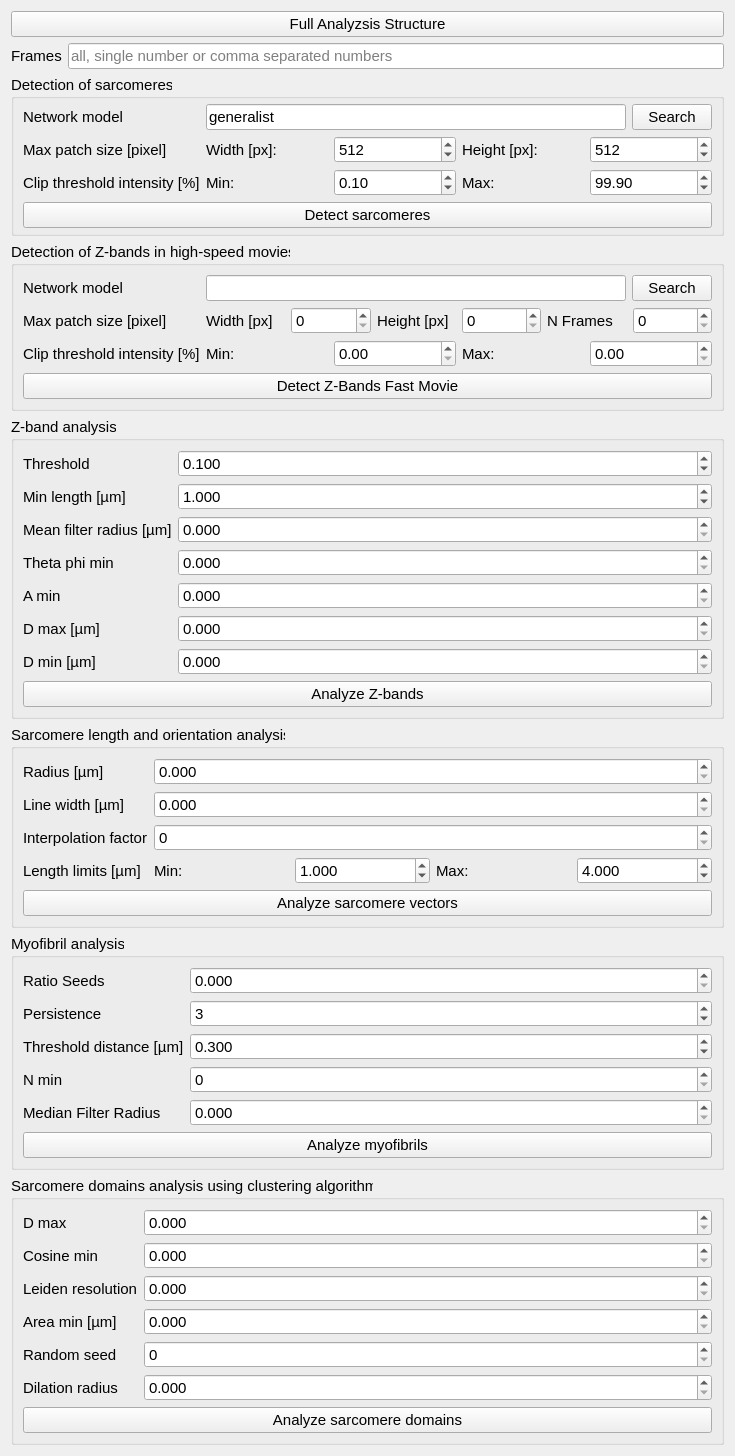
First picture: the form in sarcasm_app/ui-files/parameters_structure_analysis.ui, repository danihae/SarcAsM, before the edit.
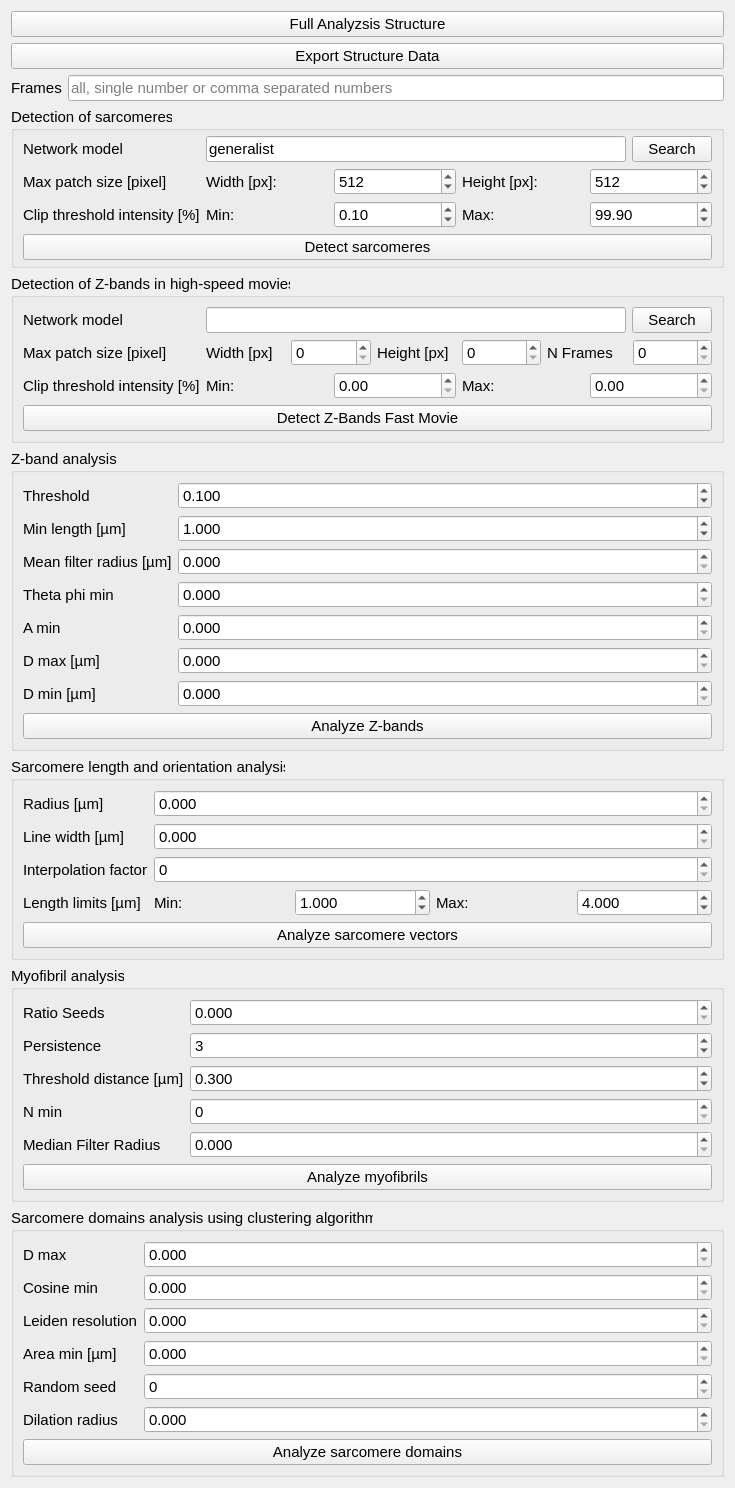
Second picture: the form after the edit.

Commit message: split export data: remove from file selection control add extra button to structure and motion

```diff
--- a/sarcasm_app/ui-files/parameters_structure_analysis.ui
+++ b/sarcasm_app/ui-files/parameters_structure_analysis.ui
@@ -7,7 +7,7 @@
     <x>0</x>
     <y>0</y>
     <width>735</width>
-    <height>1380</height>
+    <height>1382</height>
    </rect>
   </property>
   <property name="windowTitle">
@@ -29,7 +29,7 @@
      </property>
     </widget>
    </item>
-   <item row="1" column="0">
+   <item row="2" column="0">
     <widget class="QLabel" name="label_4">
      <property name="font">
       <font>
@@ -44,7 +44,7 @@
      </property>
     </widget>
    </item>
-   <item row="1" column="1">
+   <item row="2" column="1">
     <widget class="QLineEdit" name="le_general_frames">
      <property name="font">
       <font>
@@ -59,7 +59,7 @@
      </property>
     </widget>
    </item>
-   <item row="2" column="0" colspan="2">
+   <item row="3" column="0" colspan="2">
     <widget class="QGroupBox" name="groupBox">
      <property name="enabled">
       <bool>true</bool>
@@ -258,7 +258,7 @@
      </layout>
     </widget>
    </item>
-   <item row="4" column="0" colspan="2">
+   <item row="5" column="0" colspan="2">
     <widget class="QGroupBox" name="groupBox_2">
      <property name="font">
       <font>
@@ -458,7 +458,7 @@
      </layout>
     </widget>
    </item>
-   <item row="5" column="0" colspan="2">
+   <item row="6" column="0" colspan="2">
     <widget class="QGroupBox" name="groupBox_3">
      <property name="enabled">
       <bool>true</bool>
@@ -617,7 +617,7 @@
      </layout>
     </widget>
    </item>
-   <item row="6" column="0" colspan="2">
+   <item row="7" column="0" colspan="2">
     <widget class="QGroupBox" name="groupBox_5">
      <property name="font">
       <font>
@@ -756,7 +756,7 @@
      </layout>
     </widget>
    </item>
-   <item row="7" column="0" colspan="2">
+   <item row="8" column="0" colspan="2">
     <widget class="QGroupBox" name="groupBox_4">
      <property name="font">
       <font>
@@ -917,7 +917,7 @@
      </layout>
     </widget>
    </item>
-   <item row="3" column="0" colspan="2">
+   <item row="4" column="0" colspan="2">
     <widget class="QGroupBox" name="groupBox_6">
      <property name="font">
       <font>
@@ -1089,6 +1089,18 @@
      </layout>
     </widget>
    </item>
+   <item row="1" column="0" colspan="2">
+    <widget class="QPushButton" name="btn_export_structure_data">
+     <property name="font">
+      <font>
+       <pointsize>11</pointsize>
+      </font>
+     </property>
+     <property name="text">
+      <string>Export Structure Data</string>
+     </property>
+    </widget>
+   </item>
   </layout>
  </widget>
  <resources/>
```
The commit also changes 10 other files.
